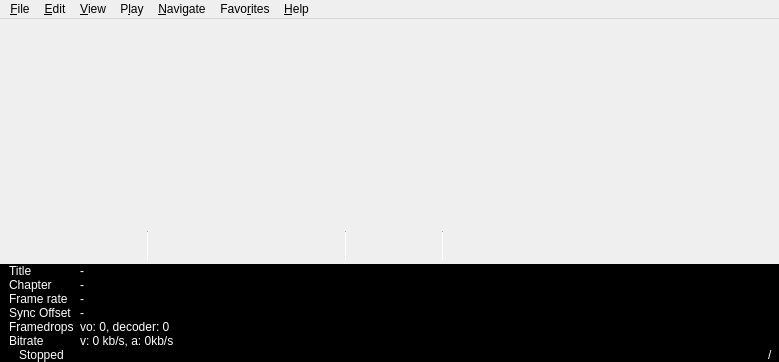
Old version of the form mainwindow.ui in the repository mpc-qt/mpc-qt.
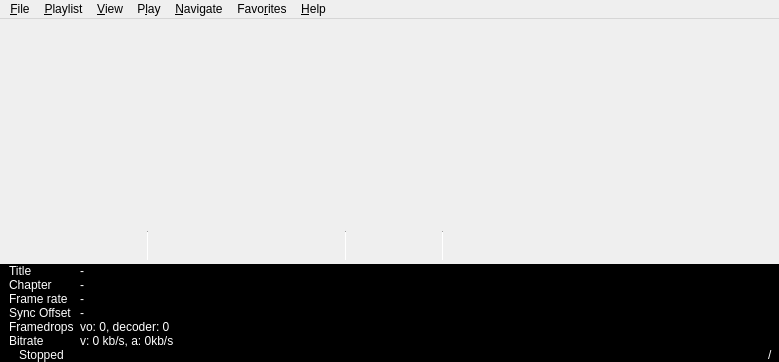
New version of the form. Icons and pictures are not drawn.

Commit message:
mainwindow: Rename Edit menu to Playlist
That menu only contains commands related to the playlist(s), so it's
easier to understand what it does.

```diff
--- a/mainwindow.ui
+++ b/mainwindow.ui
@@ -1070,9 +1070,9 @@
     <addaction name="actionHelpAbout"/>
     <addaction name="actionHelpAboutQt"/>
    </widget>
-   <widget class="QMenu" name="menuEdit">
+   <widget class="QMenu" name="menuPlaylist">
     <property name="title">
-     <string>&amp;Edit</string>
+     <string>&amp;Playlist</string>
     </property>
     <widget class="QMenu" name="menuPlay_Times">
      <property name="title">
@@ -1105,7 +1105,7 @@
     <addaction name="actionPlaylistExport"/>
    </widget>
    <addaction name="menuFile"/>
-   <addaction name="menuEdit"/>
+   <addaction name="menuPlaylist"/>
    <addaction name="menuView"/>
    <addaction name="menuPlay"/>
    <addaction name="menuNavigate"/>
```
The commit also changes 17 other files.
